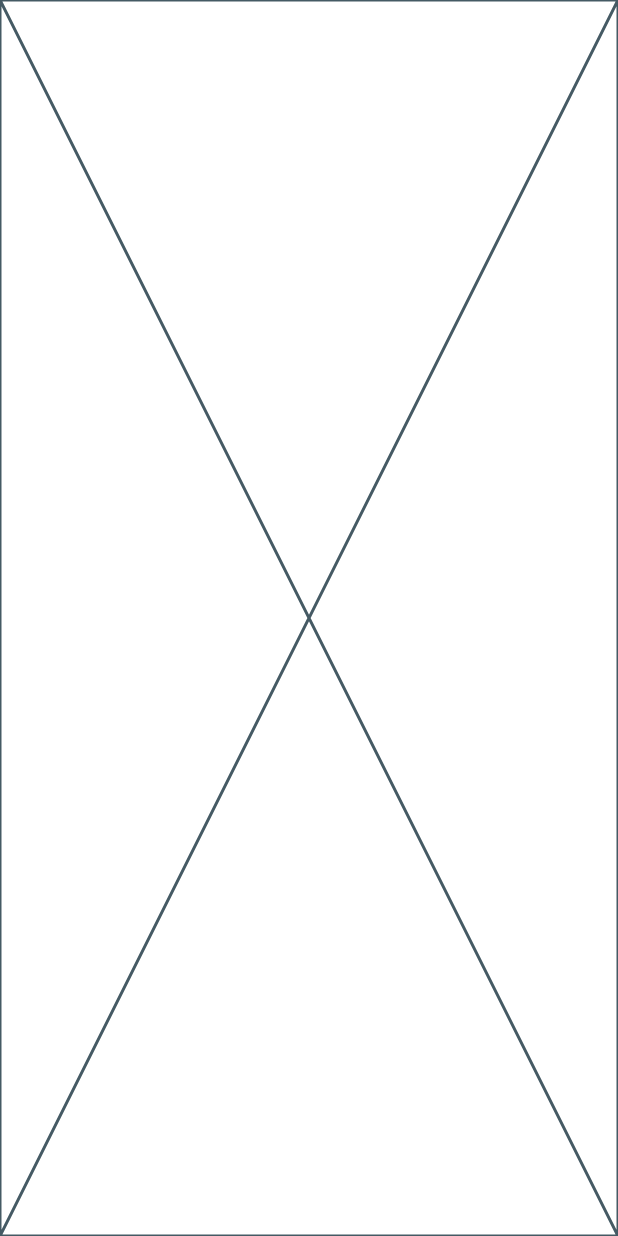
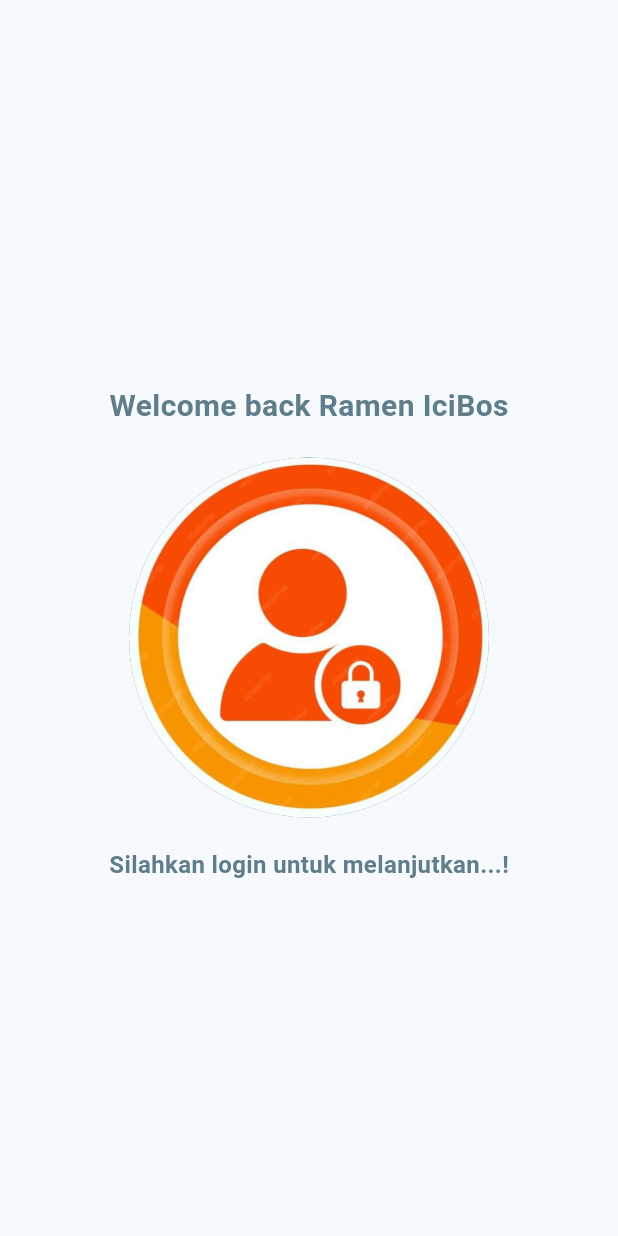
Before and after one commit to Muhammad-ArifinDev/muuhammadarifin_1123150053_uts, a Flutter app: the MysplashScreen3 screen opened directly, after a tap on "Continue", on a phone screen of 412 x 824 dp. Run offline on Flutter 3.47's test engine with Material 3 defaults, Android fonts, the phone set to English and light mode, and no system bars.

Commit message:
membuat container dan text untuk tampilan login

```diff
--- a/lib/login.dart
+++ b/lib/login.dart
@@ -5,6 +5,39 @@ class MyLogin extends StatelessWidget {
 
   @override
   Widget build(BuildContext context) {
-    return const Placeholder();
+    return Scaffold(
+      body: Column(
+        mainAxisAlignment: MainAxisAlignment.center,
+        children: [
+          SizedBox(height: 20),
+          Text(
+            'Welcome back Ramen IciBos',
+            style: TextStyle(
+              fontSize: 20,
+              color: Colors.blueGrey,
+              fontWeight: FontWeight.bold,
+            ),
+          ),
+          SizedBox(height: 20),
+          Container(
+            height: 240,
+            width: double.infinity,
+            decoration: BoxDecoration(
+              shape: BoxShape.circle,
+              color: Colors.blueGrey,
+              image: DecorationImage(
+                image: AssetImage("assets/images/logo4.jpg"),
+              )
+            ),
+          ),
+          SizedBox(height: 20),
+          Text(
+            "Silahkan login untuk melanjutkan...!",
+            style: TextStyle(fontSize: 16, color: Colors.blueGrey, fontWeight: FontWeight.bold),
+          ),
+
+        ],
+      ),
+    );
   }
 }
--- a/lib/splash_screen1.dart
+++ b/lib/splash_screen1.dart
@@ -10,6 +10,7 @@ class MysplashScreen1 extends StatelessWidget {
       body: Column(
         mainAxisAlignment: MainAxisAlignment.center,
         children: [
+          Spacer(),
           SizedBox(height: 20),
           Text(
             'Muhammad Arifin',
--- a/lib/splash_screen2.dart
+++ b/lib/splash_screen2.dart
@@ -10,6 +10,7 @@ class MysplashScreen2 extends StatelessWidget {
       body: Column(
         mainAxisAlignment: MainAxisAlignment.center,
         children: [
+          Spacer(),
           SizedBox(height: 20),
           Text(
             'Muhammad Arifin',
--- a/lib/splash_screen3.dart
+++ b/lib/splash_screen3.dart
@@ -10,6 +10,7 @@ class MysplashScreen3 extends StatelessWidget {
       body: Column(
         mainAxisAlignment: MainAxisAlignment.center,
         children: [
+          Spacer(),
           SizedBox(height: 20),
           Text(
             'Muhammad Arifin',
```
